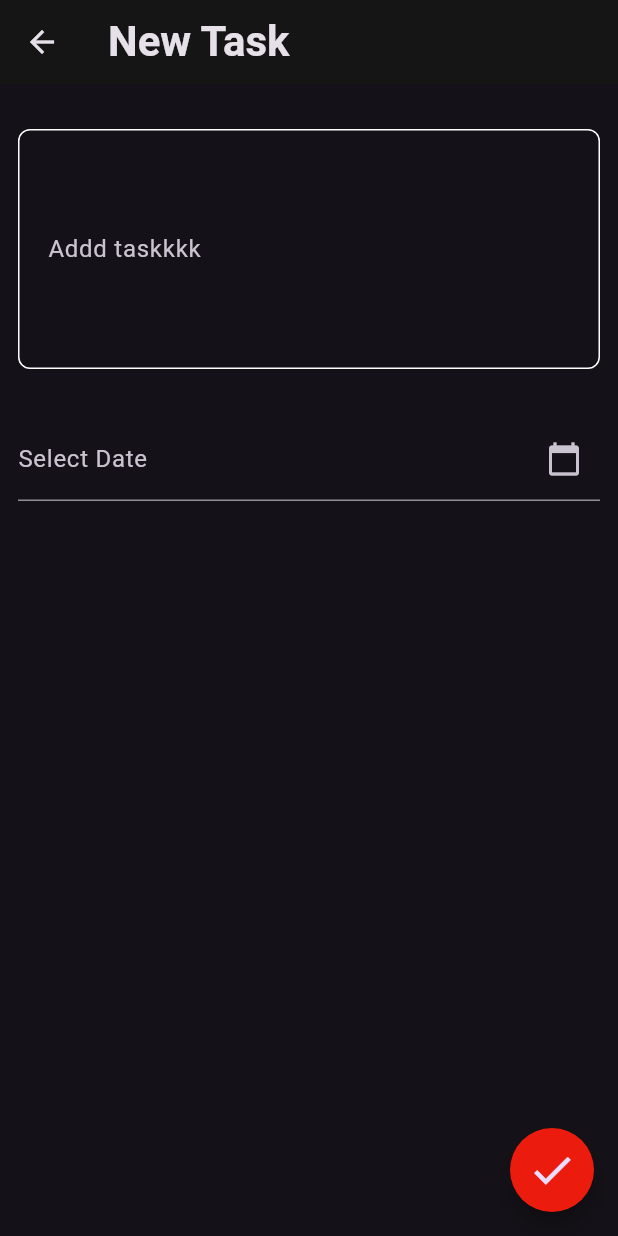
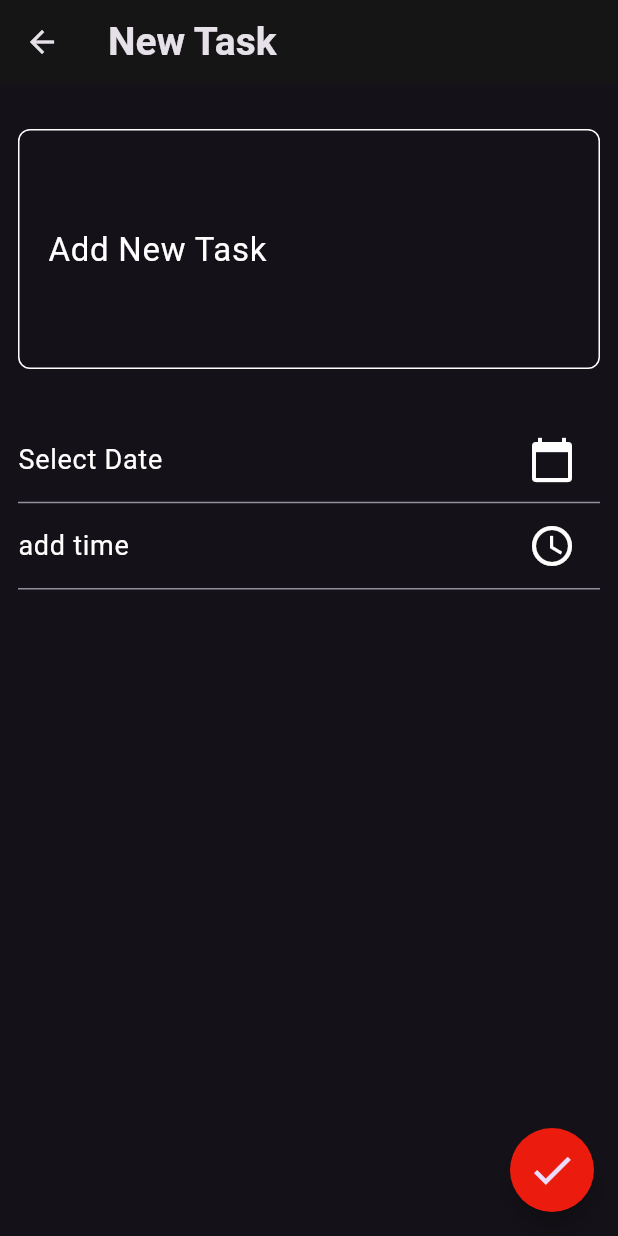
Before and after one commit to ahmedwael111/to-do-app, a Flutter app: the screen it shows after launch, after a tap on the "add" icon, on a phone screen of 412 x 824 dp. Run offline on Flutter 3.47's test engine with Material 3 defaults, Android fonts, the phone set to English and light mode, and no system bars; our stand-ins replace font_awesome_flutter.

Commit message:
refactor code

```diff
--- a/lib/views/Edit_task_view.dart
+++ b/lib/views/Edit_task_view.dart
@@ -22,7 +22,7 @@ class EditTaskView extends StatelessWidget {
         ],
         backgroundColor: const Color(0xff151515),
         title: const Text('Edit Task',
-            style: TextStyle(fontWeight: FontWeight.bold, fontSize: 28)),
+            style: TextStyle(fontWeight: FontWeight.bold, fontSize: 26)),
       ),
       body: const Padding(
         padding: EdgeInsets.symmetric(horizontal: 12),
@@ -32,6 +32,7 @@ class EditTaskView extends StatelessWidget {
               height: 30,
             ),
             CostomTextFormField(
+              labal: 'Edit Task',
               hint: 'Add Task',
               maxlines: 5,
             ),
--- a/lib/views/add_task.dart
+++ b/lib/views/add_task.view.dart
@@ -1,8 +1,8 @@
 import 'package:flutter/material.dart';
-import 'package:font_awesome_flutter/font_awesome_flutter.dart';
 import 'package:to_do_app/constants.dart';
 import 'package:to_do_app/widgets/coustom_textField.dart';
 import 'package:to_do_app/widgets/coustom_textfield_dateTime.dart';
+import 'package:to_do_app/widgets/coustom_textfield_timePicker.dart';
 
 class AddTaskView extends StatelessWidget {
   const AddTaskView({super.key});
@@ -13,7 +13,7 @@ class AddTaskView extends StatelessWidget {
       appBar: AppBar(
         backgroundColor: const Color(0xff151515),
         title: const Text('New Task',
-            style: TextStyle(fontWeight: FontWeight.bold, fontSize: 28)),
+            style: TextStyle(fontWeight: FontWeight.bold, fontSize: 26)),
       ),
       body: const Padding(
         padding: EdgeInsets.symmetric(horizontal: 12),
@@ -23,13 +23,16 @@ class AddTaskView extends StatelessWidget {
               height: 30,
             ),
             CostomTextFormField(
+
+              labal: 'Add New Task',
               hint: 'Add Task',
               maxlines: 5,
             ),
             SizedBox(
               height: 32,
             ),
-            CoustomTextfieldDatetime()
+            CoustomTextfieldDatetime(),
+            CoustomTextfieldTimepicker()
           ],
         ),
       ),
@@ -43,10 +46,4 @@ class AddTaskView extends StatelessWidget {
           onPressed: () {}),
     );
   }
-
-  UnderlineInputBorder ounderlinteinputBorde() {
-    return const UnderlineInputBorder(
-        borderSide: BorderSide(color: kColor),
-        borderRadius: BorderRadius.horizontal());
-  }
 }
--- a/lib/views/tasks_view.dart
+++ b/lib/views/tasks_view.dart
@@ -1,6 +1,6 @@
 import 'package:flutter/material.dart';
 import 'package:to_do_app/constants.dart';
-import 'package:to_do_app/views/add_task.dart';
+import 'package:to_do_app/views/add_task.view.dart';
 import 'package:to_do_app/widgets/app_bar.dart';
 import 'package:to_do_app/widgets/tasks_listView.dart';
 
@@ -30,7 +30,7 @@ class TasksView extends StatelessWidget {
       ),
       appBar: appBarWidget(),
       body: const TasksListView(),
-      // bottomNavigationBar: BottomNavigationBar(items: ),
+
     );
   }
 }
--- a/lib/widgets/app_bar.dart
+++ b/lib/widgets/app_bar.dart
@@ -1,5 +1,4 @@
 import 'package:flutter/material.dart';
-import 'package:to_do_app/constants.dart';
 
 AppBar appBarWidget() {
   return AppBar(
--- a/lib/widgets/coustom_textField.dart
+++ b/lib/widgets/coustom_textField.dart
@@ -7,14 +7,20 @@ class CostomTextFormField extends StatelessWidget {
       required this.hint,
       this.maxlines = 1,
       this.onSaved,
-      this.onChanged});
+      this.onChanged,
+      this.labal});
   final String hint;
   final int maxlines;
+  final String? labal;
   final void Function(String?)? onSaved;
   final Function(String)? onChanged;
   @override
   Widget build(BuildContext context) {
     return TextFormField(
+      textAlign: TextAlign.left, // Align text to the left by default
+      textDirection:
+          TextDirection.ltr, // Set text direction to left-to-right by default
+      // keyboardType: TextInputType.text,
       onChanged: onChanged,
       onSaved: onSaved,
       validator: (value) {
@@ -30,7 +36,8 @@ class CostomTextFormField extends StatelessWidget {
           contentPadding:
               const EdgeInsets.symmetric(horizontal: 16, vertical: 20),
           hintText: hint,
-          labelText: 'Addd taskkkk',
+          labelText: labal,
+          labelStyle: const TextStyle(color: Colors.white, fontSize: 22),
           border: builderBorder(),
           enabledBorder: builderBorder(),
           focusedBorder: builderBorder(kColor)),
--- a/lib/widgets/coustom_textfield_dateTime.dart
+++ b/lib/widgets/coustom_textfield_dateTime.dart
@@ -1,5 +1,6 @@
 import 'package:flutter/material.dart';
 import 'package:intl/intl.dart';
+import 'package:to_do_app/constants.dart';
 
 class CoustomTextfieldDatetime extends StatefulWidget {
   const CoustomTextfieldDatetime({super.key});
@@ -26,16 +27,44 @@ class _CoustomTextfieldDatetimeState extends State<CoustomTextfieldDatetime> {
     }
   }
 
+  void clearDateTime() {
+    setState(() {
+      dateController.clear();
+    });
+  }
+
   @override
   Widget build(BuildContext context) {
     return TextField(
       controller: dateController,
-      decoration: const InputDecoration(
+      decoration: InputDecoration(
+        focusedBorder: ounderlinteinputBorde(),
         labelText: "Select Date",
-        suffixIcon: Icon(Icons.calendar_today),
+        labelStyle: const TextStyle(color: Colors.white, fontSize: 18),
+        suffixIcon: Row(
+          mainAxisSize: MainAxisSize.min,
+          children: [
+            const Icon(
+              Icons.calendar_today,
+              color: Colors.white,
+              size: 32,
+            ),
+            if (dateController.text.isNotEmpty)
+              IconButton(
+                icon: const Icon(Icons.clear),
+                onPressed: clearDateTime,
+              ),
+          ],
+        ),
       ),
       readOnly: true, // Prevents the keyboard from appearing
       onTap: () => _selectDate(context),
     );
   }
 }
+
+UnderlineInputBorder ounderlinteinputBorde() {
+  return const UnderlineInputBorder(
+      borderSide: BorderSide(color: kColor),
+      borderRadius: BorderRadius.horizontal());
+}
--- a/lib/widgets/coustom_textfield_timePicker.dart
+++ b/lib/widgets/coustom_textfield_timePicker.dart
@@ -1,4 +1,5 @@
 import 'package:flutter/material.dart';
+import 'package:to_do_app/constants.dart';
 
 class CoustomTextfieldTimepicker extends StatefulWidget {
   const CoustomTextfieldTimepicker({super.key});
@@ -11,7 +12,7 @@ class CoustomTextfieldTimepicker extends StatefulWidget {
 class _CoustomTextfieldTimepickerState
     extends State<CoustomTextfieldTimepicker> {
   final TextEditingController timeControler = TextEditingController();
-  Future<void> pickerTime(constxt) async {
+  Future<void> pickerTime(context) async {
     final TimeOfDay? picked =
         await showTimePicker(context: context, initialTime: TimeOfDay.now());
 
@@ -22,14 +23,44 @@ class _CoustomTextfieldTimepickerState
     }
   }
 
+  void _clearTime() {
+    setState(() {
+      timeControler.clear();
+    });
+  }
+
   @override
   Widget build(BuildContext context) {
     return TextField(
       controller: timeControler,
-      decoration: const InputDecoration(
-          labelText: 'add time', suffixIcon: Icon(Icons.access_time)),
+      decoration: InputDecoration(
+        focusedBorder: ounderlinteinputBorde(),
+        labelText: 'add time',
+        labelStyle: const TextStyle(color: Colors.white, fontSize: 18),
+        suffixIcon: Row(
+          mainAxisSize: MainAxisSize.min,
+          children: [
+            const Icon(
+              Icons.access_time,
+              color: Colors.white,
+              size: 32,
+            ),
+            if (timeControler.text.isNotEmpty)
+              IconButton(
+                icon: const Icon(Icons.clear),
+                onPressed: _clearTime,
+              ),
+          ],
+        ),
+      ),
       readOnly: true,
       onTap: () => pickerTime(context),
     );
   }
 }
+
+UnderlineInputBorder ounderlinteinputBorde() {
+  return const UnderlineInputBorder(
+      borderSide: BorderSide(color: kColor),
+      borderRadius: BorderRadius.horizontal());
+}
--- a/lib/widgets/task_item.dart
+++ b/lib/widgets/task_item.dart
@@ -32,7 +32,7 @@ class _TaskItemState extends State<TaskItem> {
               Row(
                 children: [
                   Transform.scale(
-                    scale: 1.1,
+                    scale: 1.2,
                     child: Checkbox(
                       value: isChecked,
                       activeColor: kColor,
```
Also changed, not shown: 1 other file.
